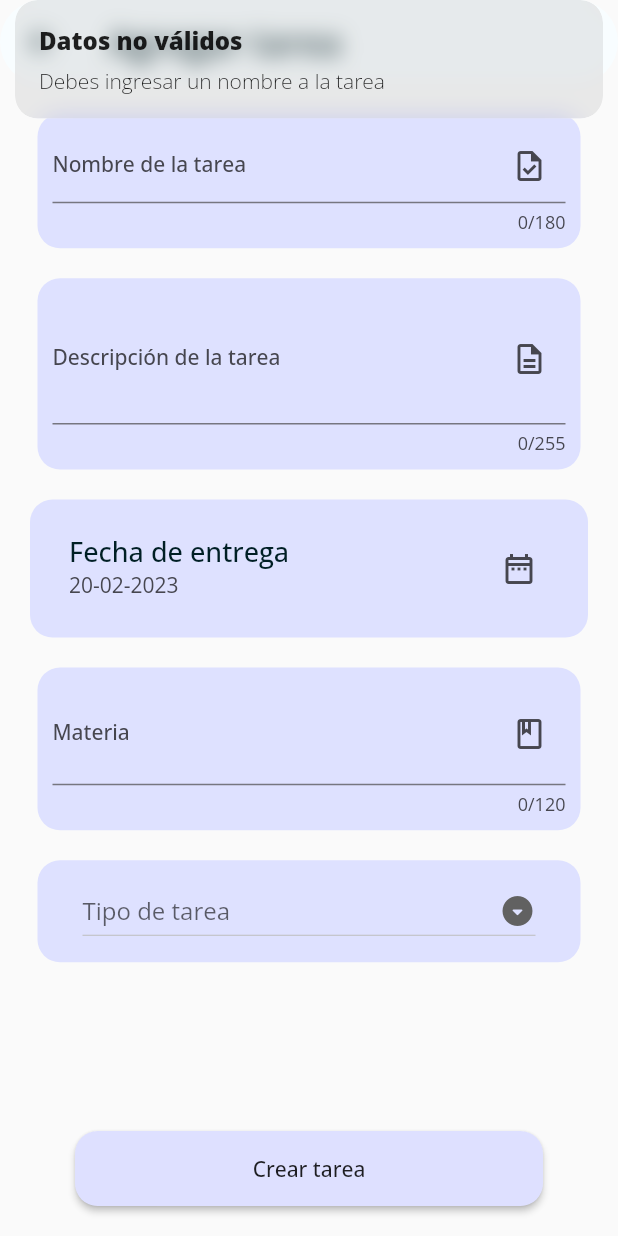
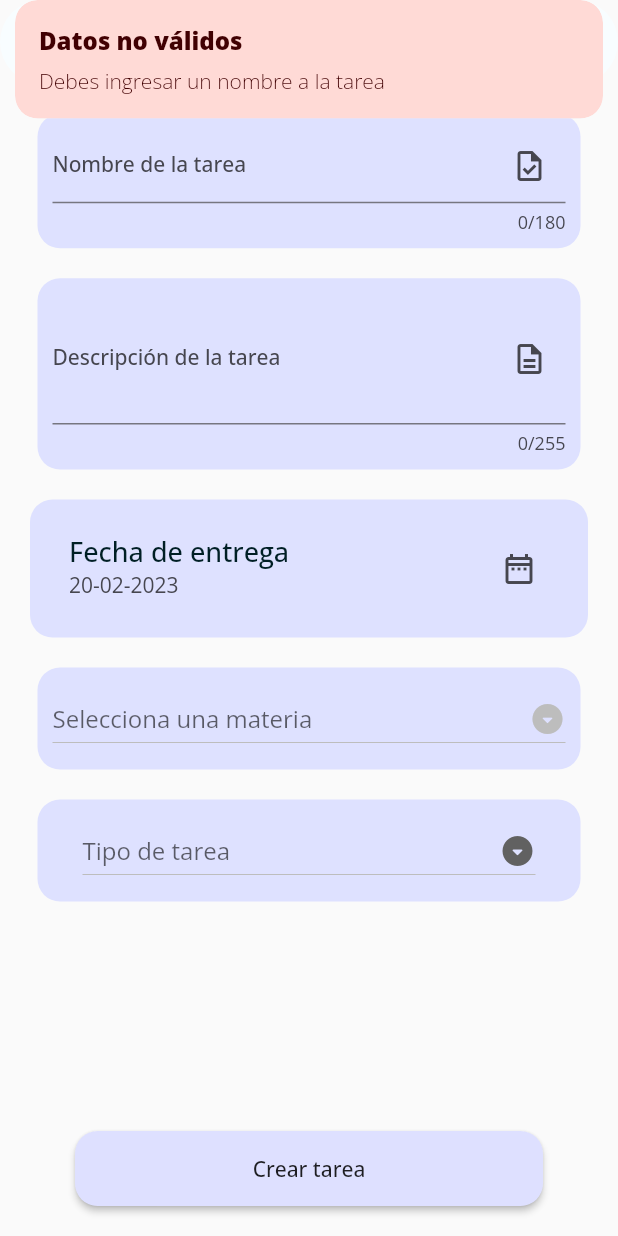
Before and after one commit to moisesmtzs/agenda_modular, a Flutter app: the AddTaskPage screen opened by its route, after a tap on "Crear tarea", on a phone screen of 412 x 824 dp. Run offline on Flutter 3.47's test engine with Material 2 defaults, Android fonts, the phone set to English and light mode, and no system bars; our stand-ins replace avatar_glow, flutter_svg, flutter_tts, flutter_zoom_drawer, get, get_storage and 5 more; missing offline and left inert: dart:ffi, highlight_text; accounts and stored records are empty.

Commit message:
Drop down de materias y check box de estatus

```diff
--- a/lib/src/screens/tasks/add_task/add_task_controller.dart
+++ b/lib/src/screens/tasks/add_task/add_task_controller.dart
@@ -1,23 +1,30 @@
+import 'package:agenda_app/main.dart';
 import 'package:flutter/material.dart';
 import 'package:get/get.dart';
 import 'package:get_storage/get_storage.dart';
 import 'package:intl/intl.dart';
 
 import 'package:agenda_app/src/models/response_api.dart';
+import 'package:agenda_app/src/models/subject.dart';
 import 'package:agenda_app/src/models/task.dart';
 import 'package:agenda_app/src/models/user.dart';
+import 'package:agenda_app/src/providers/subjectProvider.dart';
 import 'package:agenda_app/src/providers/tasksProvider.dart';
 import 'package:agenda_app/src/ui/app_colors.dart';
 
 class AddTaskController extends GetxController {
 
+  AddTaskController() {
+    getSubjects();
+  }
+
   User userSession = User.fromJson(GetStorage().read('user') ?? {});
 
   TasksProvider tasksProvider = TasksProvider();
+  SubjectProvider subjectProvider = SubjectProvider();
 
   TextEditingController nameController = TextEditingController();
   TextEditingController descriptionController = TextEditingController();
-  TextEditingController subjectController = TextEditingController();
 
   var value = DateTime.now().toString().obs;
   DateTime _selectedDate = DateTime.now();
@@ -25,12 +32,20 @@ class AddTaskController extends GetxController {
   List<String> typeList = <String>['Actividad', 'Examen', 'Tarea'].obs;
   var typeSelected = ''.obs;
 
+  List<Subject?> subjectList = <Subject?>[].obs;
+  var subjectSelected = ''.obs;
+
+  Future<List<Subject?>> getSubjects() async {
+    subjectList = await subjectProvider.findByUser(userSession.id ?? '');
+    return subjectList;
+  }
+
   void register( BuildContext context ) async {
 
     String name = nameController.text;
     String description = descriptionController.text;
     String date = _selectedDate.toString();
-    String subject = subjectController.text.trim();
+    String subject = subjectSelected.string;
     String type = typeSelected.string;
 
     if ( isValidForm(name, description, date, subject, type) ) {
@@ -56,7 +71,7 @@ class AddTaskController extends GetxController {
           colorText: AppColors.colors.onSecondary
         );
         Future.delayed(const Duration(milliseconds: 1000), () {
-          Navigator.of(context).pop();
+          Get.offNamedUntil('/home', (route) => false);
         });
       } else {
         Get.snackbar(
@@ -75,23 +90,48 @@ class AddTaskController extends GetxController {
   bool isValidForm( String name, String description, String date, String subject, String type ) {
 
     if ( name.isEmpty ) {
-      Get.snackbar("Datos no válidos", "Debes ingresar un nombre a la tarea");
+      Get.snackbar(
+        "Datos no válidos",
+        "Debes ingresar un nombre a la tarea",
+        backgroundColor: AppColors.colors.errorContainer,
+        colorText: AppColors.colors.onErrorContainer
+      );
       return false;
     }
     if ( description.isEmpty ) {
-      Get.snackbar("Datos no válidos", "Debes ingresar una descripción");
+      Get.snackbar(
+        "Datos no válidos",
+        "Debes ingresar una descripción",
+        backgroundColor: AppColors.colors.errorContainer,
+        colorText: AppColors.colors.onErrorContainer
+      );
       return false;
     }
     if ( date.isEmpty ) {
-      Get.snackbar("Datos no válidos", "Debes ingresar una fecha de entrega");
+      Get.snackbar(
+        "Datos no válidos",
+        "Debes ingresar una fecha de entrega",
+        backgroundColor: AppColors.colors.errorContainer,
+        colorText: AppColors.colors.onErrorContainer
+      );
       return false;
     }
     if ( subject.isEmpty ) {
-      Get.snackbar("Datos no válidos", "Debes ingresar una materia");
+      Get.snackbar(
+        "Datos no válidos",
+        "Selecciona una materia",
+        backgroundColor: AppColors.colors.errorContainer,
+        colorText: AppColors.colors.onErrorContainer
+      );
       return false;
     }
     if ( type.isEmpty ) {
-      Get.snackbar("Datos no válidos", "Debes ingresar un tipo de tarea");
+      Get.snackbar(
+        "Datos no válidos",
+        "Selecciona un tipo de tarea",
+        backgroundColor: AppColors.colors.errorContainer,
+        colorText: AppColors.colors.onErrorContainer
+      );
       return false;
     }
 
--- a/lib/src/screens/tasks/add_task/add_task_page.dart
+++ b/lib/src/screens/tasks/add_task/add_task_page.dart
@@ -1,3 +1,4 @@
+import 'package:agenda_app/src/models/subject.dart';
 import 'package:agenda_app/src/ui/app_colors.dart';
 import 'package:flutter/material.dart';
 import 'package:get/get.dart';
@@ -146,32 +147,18 @@ class AddTaskPage extends StatelessWidget{
         color: AppColors.colors.primaryContainer,
         borderRadius: BorderRadius.circular(15)
       ),
-      child: Form(
-        autovalidateMode: AutovalidateMode.onUserInteraction,
-        child: Column(
-          children: [
-            TextFormField(
-              controller: _controller.subjectController,
-              maxLines: 2,
-              maxLength: 120,
-              textAlign: TextAlign.justify,
-              cursorRadius: const Radius.circular(8.0),
-              decoration: const InputDecoration(
-                hintText: "Introducción a la computación",
-                labelText: "Materia",
-                suffixIcon: Icon(Icons.class_outlined)
-              ),
-              validator: ( value ){
-                String pattern = r"\b([a-zA-ZÀ-ÿ][-,a-z. ']+[ ]*)+";
-                RegExp nameregExp  = RegExp(pattern);
-                return nameregExp.hasMatch( value ?? '' )
-                  ? null
-                  : 'Tema no válido';
-              }
-            )
-          ]
-        ),
-      ),
+      child: Obx(() => DropdownButton(
+        hint: const Text('Selecciona una materia'),
+        isExpanded: true,
+        dropdownColor: AppColors.colors.primaryContainer,
+        borderRadius: BorderRadius.circular(12),
+        icon: const Icon(Icons.arrow_drop_down_circle_rounded),
+        value: _controller.subjectSelected.value == '' ? null : _controller.subjectSelected.value,
+        items: _dropDownSubjects(),
+        onChanged: (String? value) {
+          _controller.subjectSelected.value = value!;
+        },
+      ),)
     );
 
   }
@@ -191,12 +178,11 @@ class AddTaskPage extends StatelessWidget{
         borderRadius: BorderRadius.circular(12),
         icon: const Icon(Icons.arrow_drop_down_circle_rounded),
         value: _controller.typeSelected.value == '' ? null : _controller.typeSelected.value,
-        items: _dropDownItems(['Actividad', 'Examen', 'Tarea']),
+        items: _dropDownItems(_controller.typeList),
         onChanged: (String? value) {
           _controller.typeSelected.value = value!;
         },
-      ),
-      )
+      ),)
     );
 
   }
@@ -234,4 +220,15 @@ class AddTaskPage extends StatelessWidget{
     return list;
   }
 
+  List<DropdownMenuItem<String>> _dropDownSubjects() {
+    List<DropdownMenuItem<String>> list = [];
+    for (var type in _controller.subjectList) {
+      list.add(DropdownMenuItem(
+        child: Text(type!.name ?? ''),
+        value: type.name,
+      ));
+    }
+    return list;
+  }
+
 }
--- a/lib/src/screens/tasks/detail/task_detail_controller.dart
+++ b/lib/src/screens/tasks/detail/task_detail_controller.dart
@@ -22,6 +22,7 @@ class TaskDetailController extends GetxController {
         backgroundColor: AppColors.colors.secondary,
         colorText: AppColors.colors.onSecondary
       );
+      refresh();
     } else {
       Get.snackbar(
         'No se eliminó la tarea',
--- a/lib/src/screens/tasks/detail/task_detail_page.dart
+++ b/lib/src/screens/tasks/detail/task_detail_page.dart
@@ -51,6 +51,7 @@ class TaskDetailPage extends StatelessWidget {
                 color: AppColors.colors.primary,
                 onPressed: () {
                   taskDetailController.confirmationDialog(context, task?.id ?? '0');
+                  taskDetailController.refresh();
                 },
               ),
             ],
```
Also changed, not shown: lib/src/screens/subject/add_subject/add_subject_controller.dart (+6 -1 lines), lib/src/screens/tasks/task_controller.dart (+21 -3 lines), lib/src/screens/tasks/task_page.dart (+12 -5 lines), lib/src/screens/tasks/update/task_update_controller.dart (+49 -11 lines), lib/src/screens/tasks/update/task_update_page.dart (+46 -50 lines), pubspec.lock.
